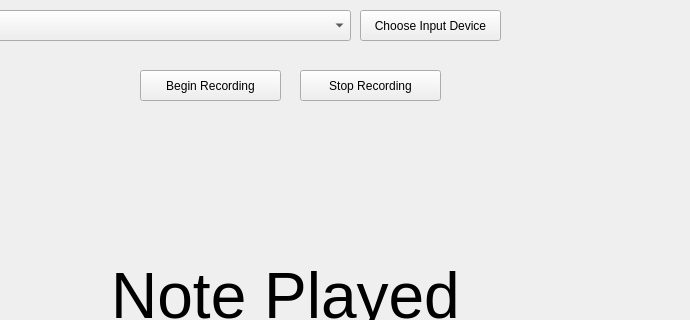
The window that GUI/NoteDetection/detectormain.ui (Shivansh-Bakshi/NoteDetection) describes before a commit, drawn with Qt 5; both pictures show x 110 to 800 and y 0 to 320 of the 800 by 600 pixel window.
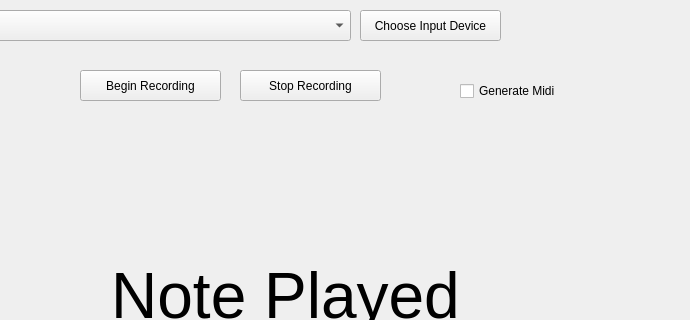
The same window after the commit.

Commit message: Added Midi Export

Patch:
```diff
--- a/GUI/NoteDetection/detectormain.ui
+++ b/GUI/NoteDetection/detectormain.ui
@@ -30,7 +30,7 @@
    <widget class="QPushButton" name="beginRecordingButton">
     <property name="geometry">
      <rect>
-      <x>250</x>
+      <x>190</x>
       <y>70</y>
       <width>141</width>
       <height>31</height>
@@ -64,7 +64,7 @@
    <widget class="QPushButton" name="stopRecordingButton">
     <property name="geometry">
      <rect>
-      <x>410</x>
+      <x>350</x>
       <y>70</y>
       <width>141</width>
       <height>31</height>
@@ -84,6 +84,19 @@
      </rect>
     </property>
    </widget>
+   <widget class="QCheckBox" name="generateMidiCheckBox">
+    <property name="geometry">
+     <rect>
+      <x>570</x>
+      <y>80</y>
+      <width>111</width>
+      <height>22</height>
+     </rect>
+    </property>
+    <property name="text">
+     <string>Generate Midi</string>
+    </property>
+   </widget>
   </widget>
   <widget class="QMenuBar" name="menubar">
    <property name="geometry">
```
The commit also changes 835 other files.
